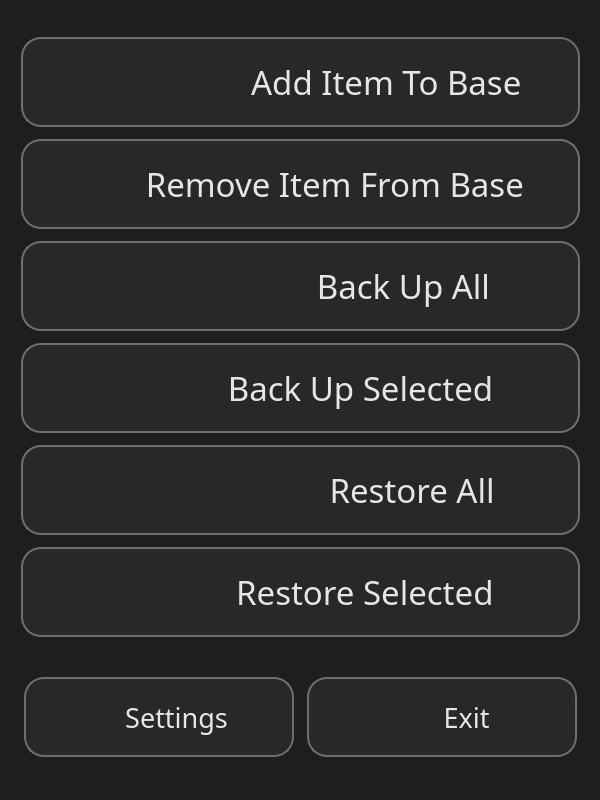
Before: the Qt Designer form ui/ui_MainWindow.ui in il721/EasyBack, drawn with Qt 5.
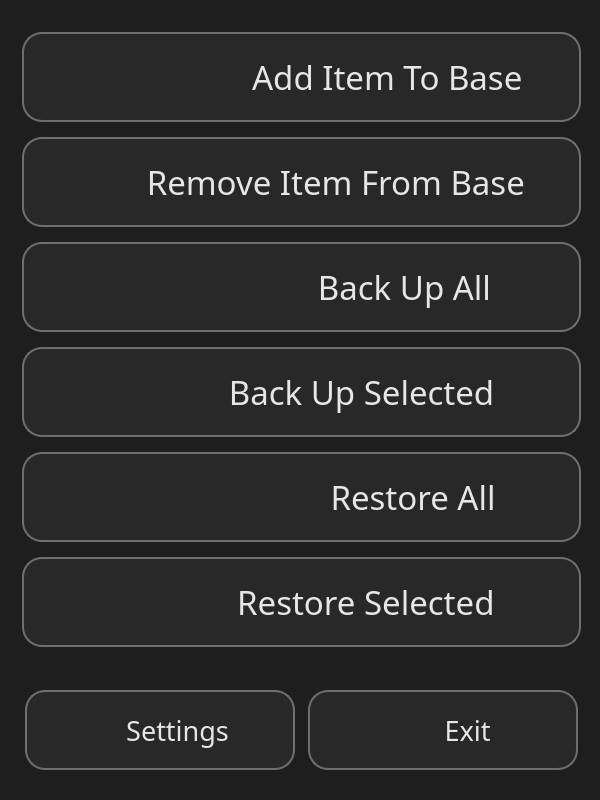
After: the same form once the commit is applied. Icons and pictures are not drawn.

What changed in the file:
```diff
--- a/ui/ui_MainWindow.ui
+++ b/ui/ui_MainWindow.ui
@@ -67,18 +67,18 @@
    <property name="styleSheet">
     <string notr="true"/>
    </property>
-   <widget class="QWidget" name="layoutWidget">
+   <widget class="QWidget" name="">
     <property name="geometry">
      <rect>
-      <x>21</x>
-      <y>13</y>
+      <x>22</x>
+      <y>10</y>
       <width>561</width>
-      <height>753</height>
+      <height>763</height>
      </rect>
     </property>
     <layout class="QVBoxLayout" name="verticalLayout">
      <property name="spacing">
-      <number>10</number>
+      <number>15</number>
      </property>
      <item>
       <widget class="QPushButton" name="add_item">
```
